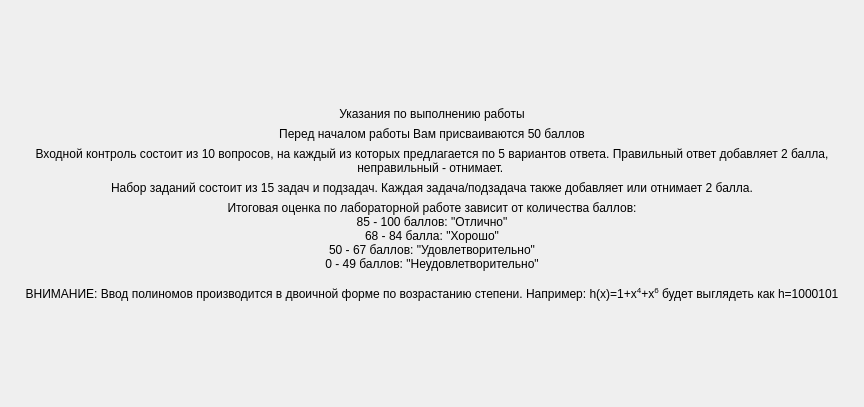
First picture: the form in screendescription.ui, repository bukhmastov/fpsp, before the edit.
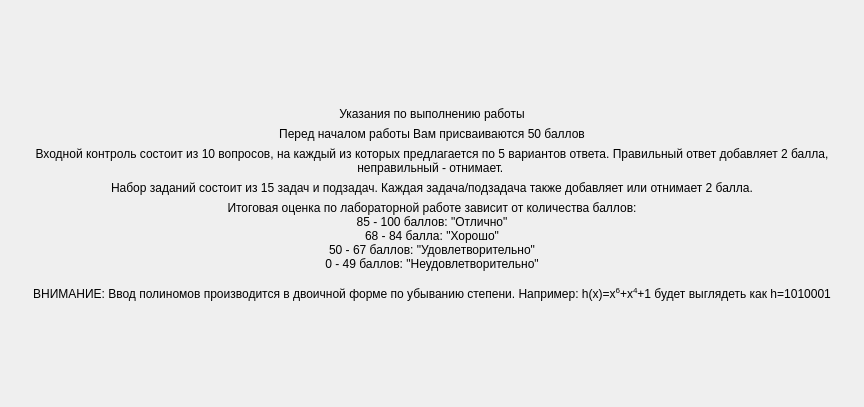
Second picture: the form after the edit.

```diff
--- a/screendescription.ui
+++ b/screendescription.ui
@@ -147,7 +147,7 @@
         <string notr="true">font: 12pt &quot;MS Shell Dlg 2&quot;;</string>
        </property>
        <property name="text">
-        <string>ВНИМАНИЕ: Ввод полиномов производится в двоичной форме по возрастанию степени. Например: h(x)=1+x&lt;sup&gt;4&lt;/sup&gt;+x&lt;sup&gt;6&lt;/sup&gt; будет выглядеть как h=1000101</string>
+        <string>ВНИМАНИЕ: Ввод полиномов производится в двоичной форме по убыванию степени. Например: h(x)=x&lt;sup&gt;6&lt;/sup&gt;+x&lt;sup&gt;4&lt;/sup&gt;+1 будет выглядеть как h=1010001</string>
        </property>
        <property name="alignment">
         <set>Qt::AlignCenter</set>
```
